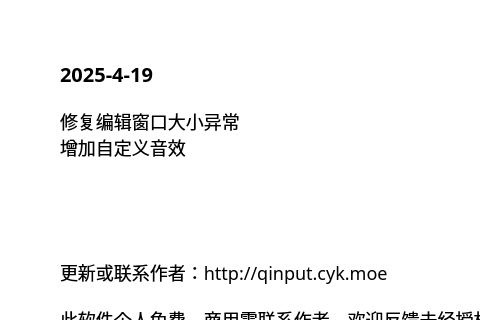
Above: source/ui/AboutUi.ui from ChiyukiGana/Quickinput before the change; both pictures show x 0 to 480 and y 0 to 320 of the 640 by 440 pixel window. Below: the same form after it.
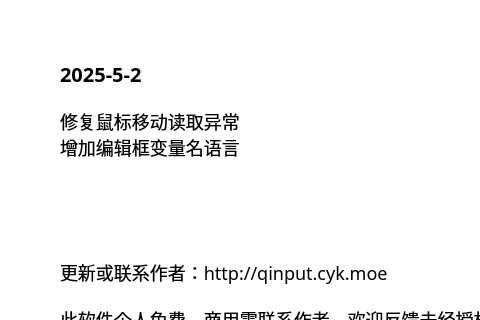
That is the form after the change.

What changed in the file:
```diff
--- a/source/ui/AboutUi.ui
+++ b/source/ui/AboutUi.ui
@@ -91,7 +91,7 @@
          <string notr="true">font-size:20px</string>
         </property>
         <property name="text">
-         <string>2025-4-19</string>
+         <string>2025-5-2</string>
         </property>
         <property name="textFormat">
          <enum>Qt::PlainText</enum>
@@ -107,8 +107,8 @@
          </sizepolicy>
         </property>
         <property name="text">
-         <string>修复编辑窗口大小异常
-增加自定义音效</string>
+         <string>修复鼠标移动读取异常
+增加编辑框变量名语言</string>
         </property>
         <property name="textFormat">
          <enum>Qt::PlainText</enum>
```
